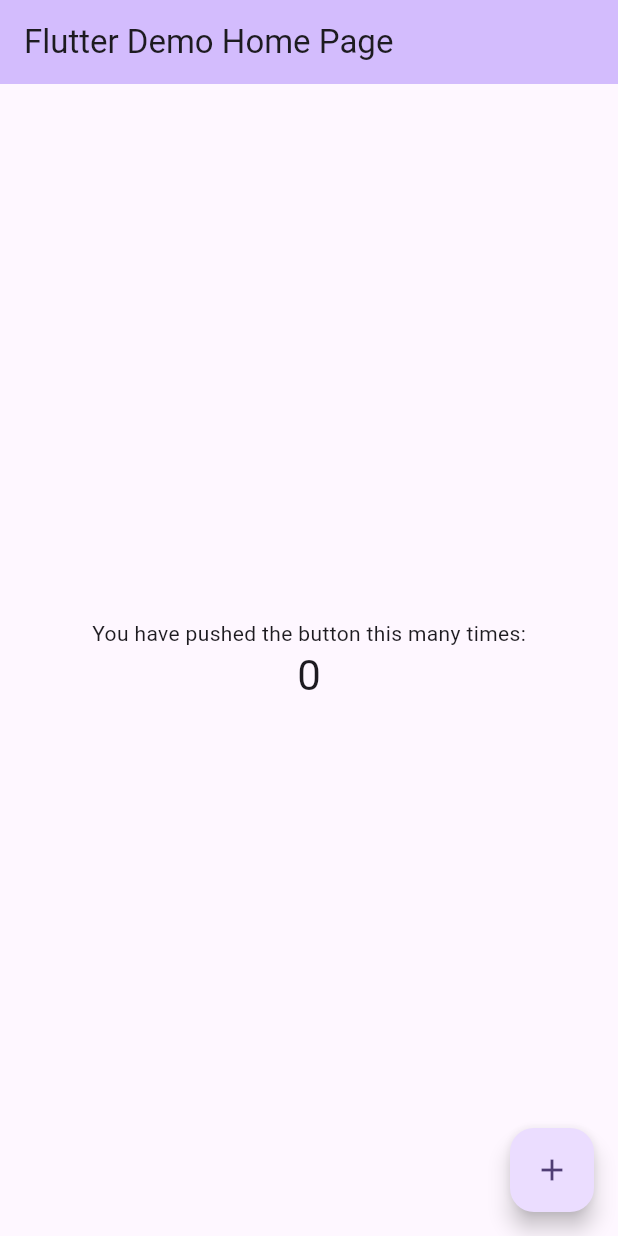
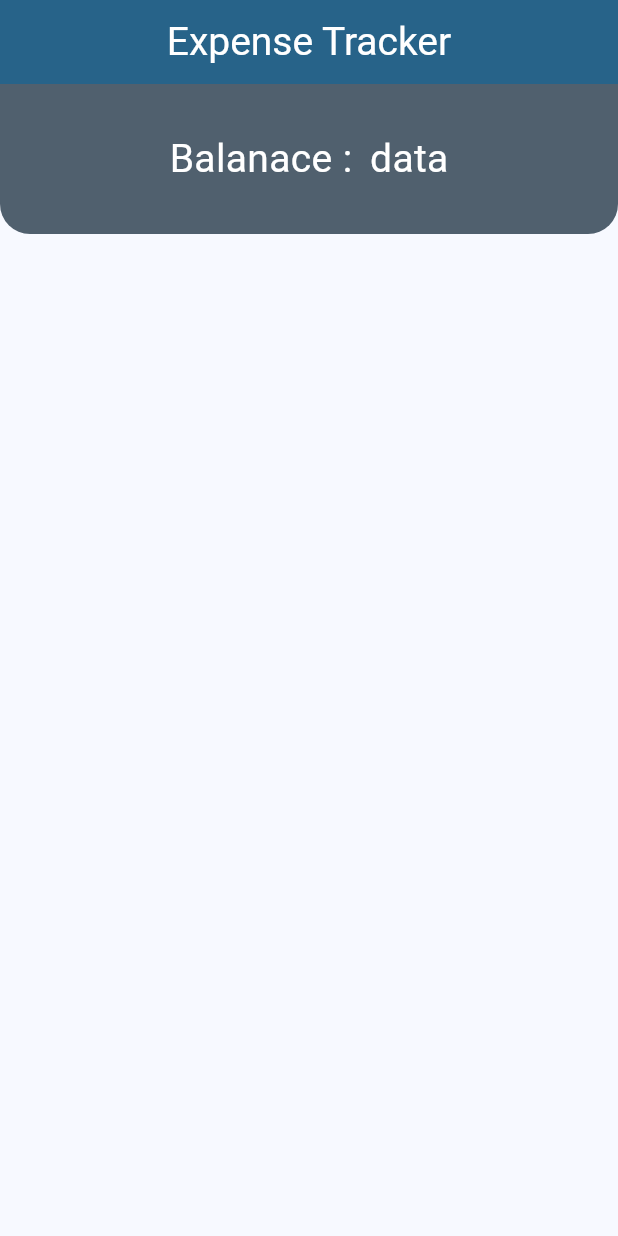
Before and after one commit to Talhaarif326/expenses_tracker, a Flutter app: the screen it shows after launch, on a phone screen of 412 x 824 dp. Run offline on Flutter 3.47's test engine with Material 3 defaults, Android fonts, the phone set to English and light mode, and no system bars.

Commit message:
feat: setup initial HomeScreen and balance dashboard

```diff
--- a/lib/main.dart
+++ b/lib/main.dart
@@ -1,3 +1,4 @@
+import 'package:expenses_tracker/screens/home_screen.dart';
 import 'package:flutter/material.dart';
 
 void main() {
@@ -7,116 +8,24 @@ void main() {
 class MyApp extends StatelessWidget {
   const MyApp({super.key});
 
-  // This widget is the root of your application.
   @override
   Widget build(BuildContext context) {
     return MaterialApp(
-      title: 'Flutter Demo',
       theme: ThemeData(
-        // This is the theme of your application.
-        //
-        // TRY THIS: Try running your application with "flutter run". You'll see
-        // the application has a purple toolbar. Then, without quitting the app,
-        // try changing the seedColor in the colorScheme below to Colors.green
-        // and then invoke "hot reload" (save your changes or press the "hot
-        // reload" button in a Flutter-supported IDE, or press "r" if you used
-        // the command line to start the app).
-        //
-        // Notice that the counter didn't reset back to zero; the application
-        // state is not lost during the reload. To reset the state, use hot
-        // restart instead.
-        //
-        // This works for code too, not just values: Most code changes can be
-        // tested with just a hot reload.
-        colorScheme: .fromSeed(seedColor: Colors.deepPurple),
+        colorScheme: ColorScheme.fromSeed(
+          seedColor: Color.fromARGB(255, 30, 41, 50),
+          brightness: Brightness.light,
+        ),
       ),
-      home: const MyHomePage(title: 'Flutter Demo Home Page'),
+      darkTheme: ThemeData(
+        colorScheme: ColorScheme.fromSeed(
+          seedColor: Color.fromARGB(255, 30, 41, 50),
+          brightness: Brightness.dark,
+        ),
+      ),
+      themeMode: ThemeMode.system,
+
+      home: HomeScreen(),
     );
   }
 }
-
-class MyHomePage extends StatefulWidget {
-  const MyHomePage({super.key, required this.title});
-
-  // This widget is the home page of your application. It is stateful, meaning
-  // that it has a State object (defined below) that contains fields that affect
-  // how it looks.
-
-  // This class is the configuration for the state. It holds the values (in this
-  // case the title) provided by the parent (in this case the App widget) and
-  // used by the build method of the State. Fields in a Widget subclass are
-  // always marked "final".
-
-  final String title;
-
-  @override
-  State<MyHomePage> createState() => _MyHomePageState();
-}
-
-class _MyHomePageState extends State<MyHomePage> {
-  int _counter = 0;
-
-  void _incrementCounter() {
-    setState(() {
-      // This call to setState tells the Flutter framework that something has
-      // changed in this State, which causes it to rerun the build method below
-      // so that the display can reflect the updated values. If we changed
-      // _counter without calling setState(), then the build method would not be
-      // called again, and so nothing would appear to happen.
-      _counter++;
-    });
-  }
-
-  @override
-  Widget build(BuildContext context) {
-    // This method is rerun every time setState is called, for instance as done
-    // by the _incrementCounter method above.
-    //
-    // The Flutter framework has been optimized to make rerunning build methods
-    // fast, so that you can just rebuild anything that needs updating rather
-    // than having to individually change instances of widgets.
-    return Scaffold(
-      appBar: AppBar(
-        // TRY THIS: Try changing the color here to a specific color (to
-        // Colors.amber, perhaps?) and trigger a hot reload to see the AppBar
-        // change color while the other colors stay the same.
-        backgroundColor: Theme.of(context).colorScheme.inversePrimary,
-        // Here we take the value from the MyHomePage object that was created by
-        // the App.build method, and use it to set our appbar title.
-        title: Text(widget.title),
-      ),
-      body: Center(
-        // Center is a layout widget. It takes a single child and positions it
-        // in the middle of the parent.
-        child: Column(
-          // Column is also a layout widget. It takes a list of children and
-          // arranges them vertically. By default, it sizes itself to fit its
-          // children horizontally, and tries to be as tall as its parent.
-          //
-          // Column has various properties to control how it sizes itself and
-          // how it positions its children. Here we use mainAxisAlignment to
-          // center the children vertically; the main axis here is the vertical
-          // axis because Columns are vertical (the cross axis would be
-          // horizontal).
-          //
-          // TRY THIS: Invoke "debug painting" (choose the "Toggle Debug Paint"
-          // action in the IDE, or press "p" in the console), to see the
-          // wireframe for each widget.
-          mainAxisAlignment: .center,
-          children: [
-            const Text('You have pushed the button this many times:'),
-            Text(
-              '$_counter',
-              style: Theme.of(context).textTheme.headlineMedium,
-            ),
-          ],
-        ),
-      ),
-      floatingActionButton: FloatingActionButton(
-        onPressed: _incrementCounter,
-        tooltip: 'Increment',
-        child: const Icon(Icons.add),
-      ),
-    );
-  }
-}
--- /dev/null
+++ b/lib/screens/home_screen.dart
@@ -0,0 +1,67 @@
+import 'package:flutter/material.dart';
+
+class HomeScreen extends StatefulWidget {
+  const HomeScreen({super.key});
+  @override
+  State<HomeScreen> createState() {
+    return _HomeScreenState();
+  }
+}
+
+class _HomeScreenState extends State<HomeScreen> {
+  @override
+  Widget build(BuildContext context) {
+    return Scaffold(
+      appBar: AppBar(
+        backgroundColor: Theme.of(context).colorScheme.primary,
+        title: Text(
+          'Expense Tracker',
+          style: TextStyle(color: Colors.white, fontSize: 26),
+        ),
+        centerTitle: true,
+      ),
+      body: Center(
+        child: Column(
+          children: [
+            Container(
+              height: 100,
+              width: double.infinity,
+              alignment: Alignment.center,
+              decoration: BoxDecoration(
+                color: Theme.of(context).colorScheme.secondary,
+                borderRadius: BorderRadius.only(
+                  bottomLeft: Radius.circular(20),
+                  bottomRight: Radius.circular(20),
+                ),
+              ),
+              child: Row(
+                mainAxisAlignment: MainAxisAlignment.center,
+                children: [
+                  Text(
+                    'Balanace : ',
+                    style: TextStyle(
+                      fontSize: 26,
+                      color: Theme.of(
+                        context,
+                      ).colorScheme.onSecondary,
+                    ),
+                  ),
+                  SizedBox(width: 5),
+                  Text(
+                    'data',
+                    style: TextStyle(
+                      fontSize: 26,
+                      color: Theme.of(
+                        context,
+                      ).colorScheme.onSecondary,
+                    ),
+                  ),
+                ],
+              ),
+            ),
+          ],
+        ),
+      ),
+    );
+  }
+}
```
